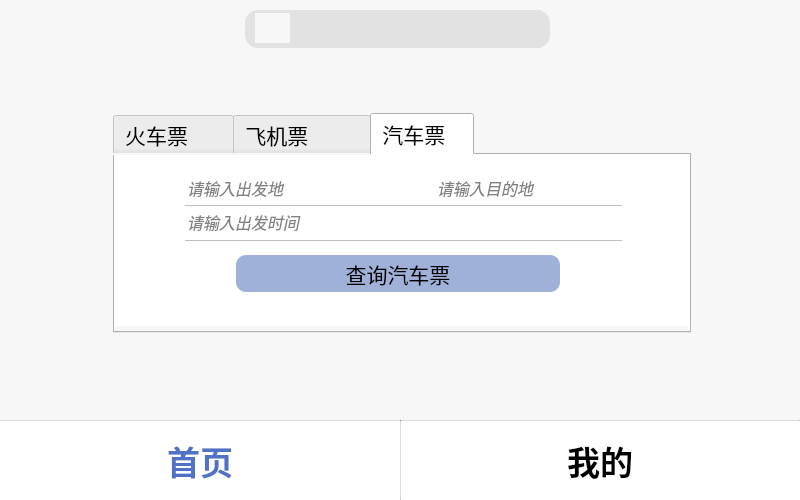
First picture: the form in Traffic-consultation-system/UserHomePage.ui, repository luaming/Traffic-consultation-system, before the edit.
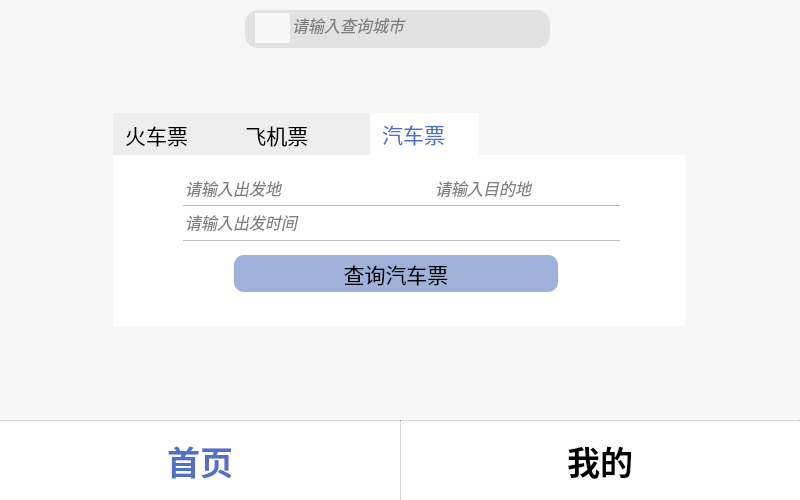
Second picture: the form after the edit. The open tabs and pages were chosen to show the change. Icons and pictures are not drawn.

```diff
--- a/Traffic-consultation-system/UserHomePage.ui
+++ b/Traffic-consultation-system/UserHomePage.ui
@@ -163,7 +163,7 @@
      <rect>
       <x>113</x>
       <y>113</y>
-      <width>578</width>
+      <width>572</width>
       <height>220</height>
      </rect>
     </property>
@@ -186,7 +186,9 @@
      <bool>false</bool>
     </property>
     <property name="styleSheet">
-     <string notr="true"/>
+     <string notr="true">QTabBar::tab:selected { color: #5172c4; background-color: #ffffff;}
+QTabBar::tab:!selected{background-color:rgb(238,238,238);}
+QTabWidget::pane { border-radius: 10px; }</string>
     </property>
     <property name="tabPosition">
      <enum>QTabWidget::North</enum>
@@ -669,14 +671,14 @@
        <normaloff>:/car.png</normaloff>:/car.png</iconset>
      </attribute>
      <attribute name="title">
-      <string>汽车票   </string>
+      <string>汽车票    </string>
      </attribute>
      <widget class="QFrame" name="frame_3">
       <property name="geometry">
        <rect>
         <x>0</x>
         <y>0</y>
-        <width>574</width>
+        <width>575</width>
         <height>171</height>
        </rect>
       </property>
@@ -919,8 +921,17 @@
       <height>38</height>
      </rect>
     </property>
+    <property name="font">
+     <font>
+      <pointsize>12</pointsize>
+      <italic>true</italic>
+     </font>
+    </property>
     <property name="styleSheet">
-     <string notr="true">background-color:#e2e2e2;border:none;</string>
+     <string notr="true">background-color:#e2e2e2;border:none;color:grey</string>
+    </property>
+    <property name="text">
+     <string>请输入查询城市</string>
     </property>
    </widget>
   </widget>
```
Left out of the diff: 2 changed lines with no effect on the pictures.
